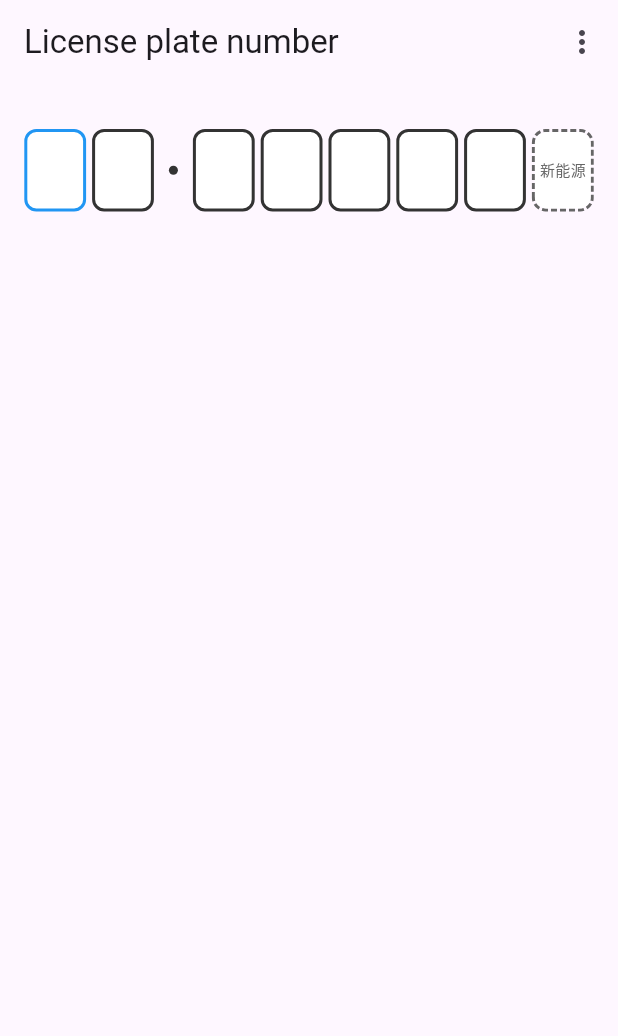
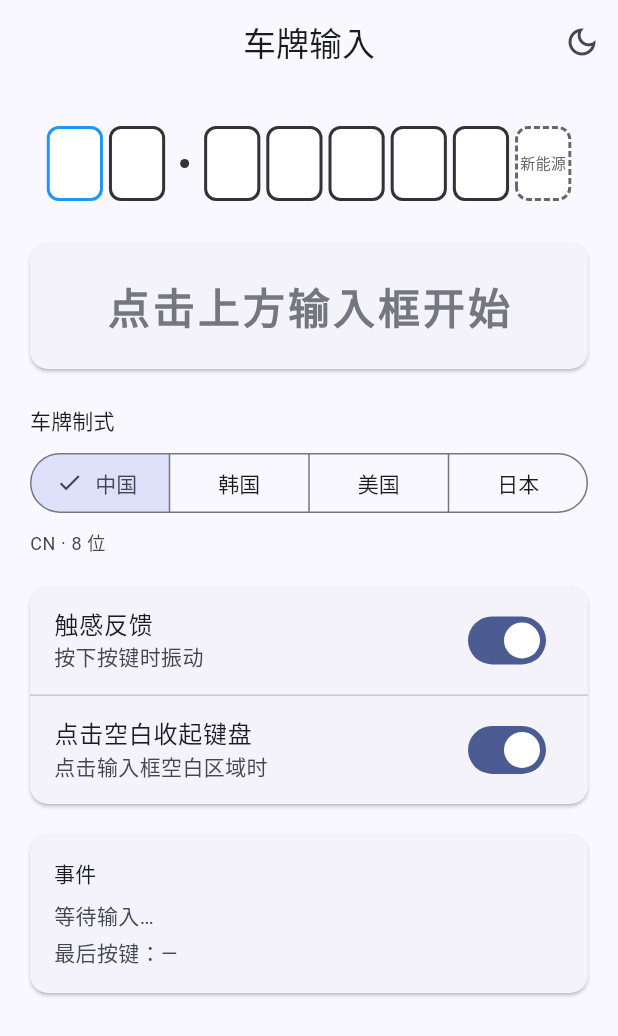
Before and after one commit to chenglei1986/license_plate_number, a Flutter app: the screen it shows after launch, on a phone screen of 412 x 824 dp. Shown: the top 1036 px of the screen. Run offline on Flutter 3.47's test engine with Material 3 defaults, Android fonts, the phone set to English and light mode, and no system bars; drawn by our look-alikes of dotted_border.

Commit message:
Redesign the example app with Material 3
- Replace the legacy demo with a modern M3 UI: result card, pattern
  selector (CN/KR/US/JP), option switches and an event log
- Demonstrate the new 2.1.0 parameters (enableHapticFeedback,
  dismissOnTapOutside at page level, onKeyPressed, autoCompleteLength)
- Replace the stale counter template test with a real smoke test and
  run example tests in CI; keep the Flutter migrator gradle flags

```diff
--- a/example/lib/main.dart
+++ b/example/lib/main.dart
@@ -1,131 +1,280 @@
 import 'dart:math';
+
 import 'package:flutter/material.dart';
-import 'package:flutter/services.dart';
 import 'package:license_plate_number/license_plate_number.dart';
 
 void main() {
-  runApp(const MyApp());
+  runApp(const LicensePlateApp());
 }
 
-class MyApp extends StatefulWidget {
-  const MyApp({super.key});
+class LicensePlateApp extends StatefulWidget {
+  const LicensePlateApp({super.key});
 
   @override
-  State<MyApp> createState() => _MyAppState();
+  State<LicensePlateApp> createState() => _LicensePlateAppState();
 }
 
-class _MyAppState extends State<MyApp> {
+class _LicensePlateAppState extends State<LicensePlateApp> {
   Brightness _brightness = Brightness.light;
-  PlateStyles _plateStyles = PlateStyles.light;
-  final KeyboardController _keyboardController = KeyboardController();
+
+  void _toggleTheme() {
+    setState(() {
+      _brightness =
+          _brightness == Brightness.light ? Brightness.dark : Brightness.light;
+    });
+  }
 
   @override
   Widget build(BuildContext context) {
     return MaterialApp(
-      title: 'License plate number Demo',
+      title: '车牌输入',
+      debugShowCheckedModeBanner: false,
       theme: ThemeData(
-        primarySwatch: Colors.blue,
-        visualDensity: VisualDensity.adaptivePlatformDensity,
+        useMaterial3: true,
+        colorScheme: ColorScheme.fromSeed(
+          seedColor: const Color(0xFF3450A1),
+          brightness: _brightness,
+        ),
+      ),
+      home: PlateInputPage(
         brightness: _brightness,
+        onToggleTheme: _toggleTheme,
       ),
-      home: Scaffold(
-        appBar: AppBar(
-          title: Text('License plate number'),
-          actions: [
-            /// AppBar 弹出菜单
-            PopupMenuButton(
-              itemBuilder:
-                  (context) => [
-                    PopupMenuItem(value: 'dark', child: Text('dark')),
-                    PopupMenuItem(value: 'light', child: Text('light')),
-                  ],
-              onSelected: (action) {
-                switch (action) {
-                  /// 切换成黑暗主题
-                  case 'dark':
-                    _plateStyles = PlateStyles.dark;
-                    _brightness = Brightness.dark;
-                    break;
+    );
+  }
+}
 
-                  /// 切换成明亮主题
-                  case 'light':
-                    _plateStyles = PlateStyles.light;
-                    _brightness = Brightness.light;
-                    break;
-                }
-                setState(() {});
-              },
+class PlateInputPage extends StatefulWidget {
+  const PlateInputPage({
+    super.key,
+    required this.brightness,
+    required this.onToggleTheme,
+  });
+
+  final Brightness brightness;
+  final VoidCallback onToggleTheme;
+
+  @override
+  State<PlateInputPage> createState() => _PlateInputPageState();
+}
+
+class _PlateInputPageState extends State<PlateInputPage> {
+  final KeyboardController _controller = KeyboardController();
+  PlatePattern _pattern = PlatePatterns.china;
+  bool _haptic = true;
+  bool _dismissOnTapOutside = true;
+  String _lastEvent = '等待输入…';
+  String _lastKey = '—';
+
+  PlateStyles get _styles =>
+      widget.brightness == Brightness.dark
+          ? PlateStyles.dark
+          : PlateStyles.light;
+
+  void _selectPattern(Set<PlatePattern> selection) {
+    final pattern = selection.first;
+    setState(() {
+      _pattern = pattern;
+      _controller
+        ..pattern = pattern
+        ..clear();
+      _lastEvent = '已切换到 ${pattern.name}';
+    });
+  }
+
+  void _log(String event) {
+    setState(() => _lastEvent = event);
+  }
+
+  @override
+  Widget build(BuildContext context) {
+    final theme = Theme.of(context);
+    final size = MediaQuery.of(context).size;
+    final inputFieldWidth = min(size.width, size.height) / 11;
+    return Scaffold(
+      appBar: AppBar(
+        title: const Text('车牌输入'),
+        centerTitle: true,
+        actions: [
+          IconButton(
+            tooltip: '切换主题',
+            icon: Icon(
+              widget.brightness == Brightness.light
+                  ? Icons.dark_mode_outlined
+                  : Icons.light_mode_outlined,
             ),
-          ],
+            onPressed: widget.onToggleTheme,
+          ),
+        ],
+      ),
+      body: GestureDetector(
+        behavior: HitTestBehavior.translucent,
+        onTap: _dismissOnTapOutside ? _controller.hideKeyboard : null,
+        child: SafeArea(
+          child: Column(
+            children: [
+              const SizedBox(height: 28),
+              PlateInputField(
+                pattern: _pattern,
+                styles: _styles,
+                keyboardController: _controller,
+                inputFieldWidth: inputFieldWidth,
+                inputFieldHeight: inputFieldWidth * 4 / 3,
+                enableHapticFeedback: _haptic,
+                dismissOnTapOutside: _dismissOnTapOutside,
+                onChanged: (array, value) => _log('onChanged → $value'),
+                onCompleted: (array, value) => _log('onCompleted → $value'),
+                onKeyPressed: (key) {
+                  setState(() => _lastKey = key.isEmpty ? '退格' : key);
+                },
+              ),
+              const SizedBox(height: 28),
+              Expanded(
+                child: SingleChildScrollView(
+                  padding: const EdgeInsets.symmetric(horizontal: 20),
+                  child: Column(
+                    crossAxisAlignment: CrossAxisAlignment.stretch,
+                    children: [
+                      _ResultCard(controller: _controller),
+                      const SizedBox(height: 24),
+                      Text('车牌制式', style: theme.textTheme.titleSmall),
+                      const SizedBox(height: 8),
+                      SegmentedButton<PlatePattern>(
+                        segments: const [
+                          ButtonSegment(
+                            value: PlatePatterns.china,
+                            label: Text('中国'),
+                          ),
+                          ButtonSegment(
+                            value: PlatePatterns.korea,
+                            label: Text('韩国'),
+                          ),
+                          ButtonSegment(
+                            value: PlatePatterns.unitedStates,
+                            label: Text('美国'),
+                          ),
+                          ButtonSegment(
+                            value: PlatePatterns.japan,
+                            label: Text('日本'),
+                          ),
+                        ],
+                        selected: {_pattern},
+                        onSelectionChanged: _selectPattern,
+                      ),
+                      const SizedBox(height: 8),
+                      Text(
+                        '${_pattern.code} · ${_pattern.slots.length} 位',
+                        style: theme.textTheme.bodySmall?.copyWith(
+                          color: theme.colorScheme.onSurfaceVariant,
+                        ),
+                      ),
+                      const SizedBox(height: 20),
+                      Card(
+                        margin: EdgeInsets.zero,
+                        child: Column(
+                          children: [
+                            SwitchListTile(
+                              title: const Text('触感反馈'),
+                              subtitle: const Text('按下按键时振动'),
+                              value: _haptic,
+                              onChanged: (v) => setState(() => _haptic = v),
+                            ),
+                            const Divider(height: 1),
+                            SwitchListTile(
+                              title: const Text('点击空白收起键盘'),
+                              subtitle: const Text('点击输入框空白区域时'),
+                              value: _dismissOnTapOutside,
+                              onChanged: (v) {
+                                setState(() => _dismissOnTapOutside = v);
+                              },
+                            ),
+                          ],
+                        ),
+                      ),
+                      const SizedBox(height: 20),
+                      Card(
+                        margin: EdgeInsets.zero,
+                        child: Padding(
+                          padding: const EdgeInsets.all(16),
+                          child: Column(
+                            crossAxisAlignment: CrossAxisAlignment.start,
+                            children: [
+                              Text('事件', style: theme.textTheme.titleSmall),
+                              const SizedBox(height: 8),
+                              Text(
+                                _lastEvent,
+                                style: theme.textTheme.bodyMedium?.copyWith(
+                                  color: theme.colorScheme.onSurfaceVariant,
+                                ),
+                              ),
+                              const SizedBox(height: 4),
+                              Text(
+                                '最后按键：$_lastKey',
+                                style: theme.textTheme.bodyMedium?.copyWith(
+                                  color: theme.colorScheme.onSurfaceVariant,
+                                ),
+                              ),
+                            ],
+                          ),
+                        ),
+                      ),
+                      const SizedBox(height: 24),
+                    ],
+                  ),
+                ),
+              ),
+            ],
+          ),
         ),
-        body: GestureDetector(
-          behavior: HitTestBehavior.translucent,
-          child: MyHomePage(
-            plateStyles: _plateStyles,
-            keyboardController: _keyboardController,
-          ),
-          onTap: () {
-            /// 点击键盘外区域收起键盘
-            _keyboardController.hideKeyboard();
+      ),
+    );
+  }
+}
+
+/// 实时展示当前输入的车牌号
+class _ResultCard extends StatelessWidget {
+  const _ResultCard({required this.controller});
+
+  final KeyboardController controller;
+
+  @override
+  Widget build(BuildContext context) {
+    final theme = Theme.of(context);
+    return Card(
+      margin: EdgeInsets.zero,
+      child: Padding(
+        padding: const EdgeInsets.symmetric(vertical: 24),
+        child: ValueListenableBuilder<String>(
+          valueListenable: controller.valueNotifier,
+          builder: (context, value, child) {
+            final empty = value.isEmpty;
+            return Column(
+              children: [
+                Text(
+                  empty ? '点击上方输入框开始' : value,
+                  style: theme.textTheme.headlineMedium?.copyWith(
+                    letterSpacing: 2,
+                    fontWeight: FontWeight.w600,
+                    color:
+                        empty
+                            ? theme.colorScheme.outline
+                            : theme.colorScheme.onSurface,
+                  ),
+                ),
+                if (!empty) ...[
+                  const SizedBox(height: 6),
+                  Text(
+                    controller.characters.join(' '),
+                    style: theme.textTheme.bodySmall?.copyWith(
+                      color: theme.colorScheme.onSurfaceVariant,
+                    ),
+                  ),
+                ],
+              ],
+            );
           },
         ),
       ),
     );
   }
 }
-
-class MyHomePage extends StatelessWidget {
-  const MyHomePage({
-    super.key,
-    required this.plateStyles,
-    required this.keyboardController,
-  });
-
-  final PlateStyles plateStyles;
-  final KeyboardController keyboardController;
-
-  @override
-  Widget build(BuildContext context) {
-    MediaQueryData mediaQuery = MediaQuery.of(context);
-    double screenWidth = mediaQuery.size.width;
-    double screenHeight = mediaQuery.size.height;
-    double inputFieldWidth = min(screenWidth, screenHeight) / 10;
-    double inputFieldHeight = inputFieldWidth * 4 / 3;
-    if (screenWidth < screenHeight) {
-      SystemChrome.setEnabledSystemUIMode(
-        SystemUiMode.manual,
-        overlays: [SystemUiOverlay.top, SystemUiOverlay.bottom],
-      );
-    } else {
-      SystemChrome.setEnabledSystemUIMode(
-        SystemUiMode.manual,
-        overlays: [SystemUiOverlay.bottom],
-      );
-    }
-    return Container(
-      alignment: Alignment.topCenter,
-      padding: EdgeInsets.only(top: 30),
-
-      /// 车牌号输入框
-      child: PlateInputField(
-        styles: plateStyles,
-        inputFieldWidth: inputFieldWidth,
-        inputFieldHeight: inputFieldHeight,
-        keyboardController: keyboardController,
-        plateSeparatorPadding: 8,
-        plateSeparatorSize: 6,
-        enableHapticFeedback: true,
-        onChanged: (List<String> array, String value) {
-          debugPrint('--- changed ---');
-          debugPrint(array.toString());
-          debugPrint(value);
-        },
-        onCompleted: (List<String> array, String value) {
-          debugPrint('--- completed ---');
-          debugPrint(array.toString());
-          debugPrint(value);
-        },
-      ),
-    );
-  }
-}
```
Also changed, not shown: 3 other files.
